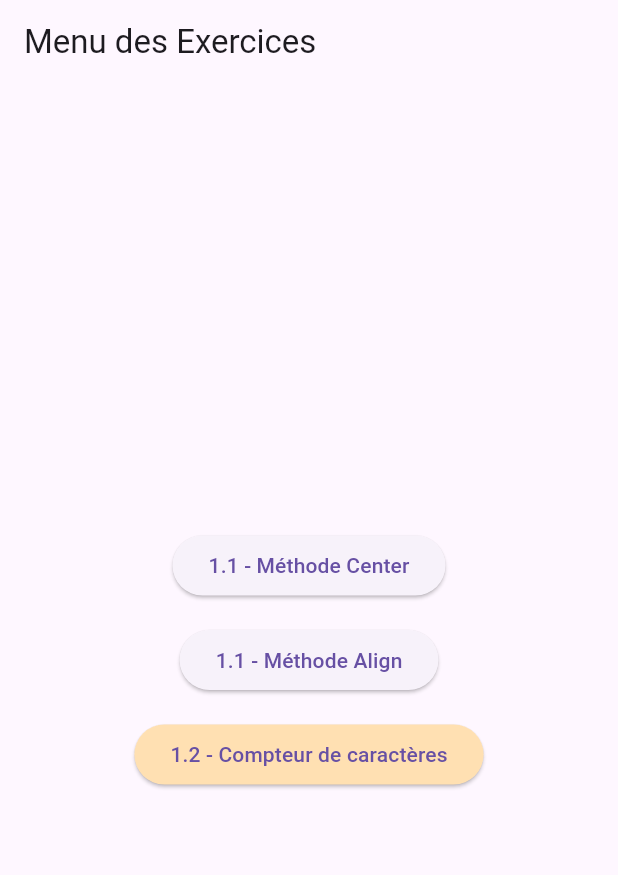
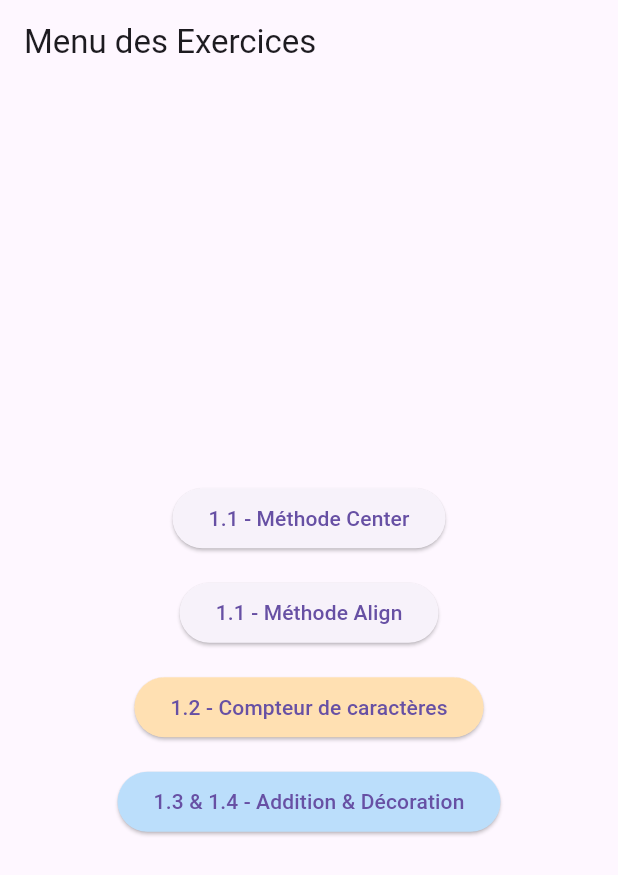
Before and after one commit to safidimijoro/flutter_exercices1-1, a Flutter app: the screen it shows after launch, on a phone screen of 412 x 824 dp. Shown: the top 875 px of the screen. Run offline on Flutter 3.47's test engine with Material 3 defaults, Android fonts, the phone set to English and light mode, and no system bars.

Commit message:
Projet terminé : Exercices 1.1 à 1.4 opérationnels

```diff
--- a/lib/main.dart
+++ b/lib/main.dart
@@ -2,6 +2,7 @@ import 'package:flutter/material.dart';
 import 'ex1_1_center.dart';
 import 'ex1_1_align.dart';
 import 'ex1_2_counter.dart';
+import 'ex1_3_4.dart';
 
 void main() =>
     runApp(MaterialApp(home: MyApp(), debugShowCheckedModeBanner: false));
@@ -15,7 +16,6 @@ class MyApp extends StatelessWidget {
         child: Column(
           mainAxisAlignment: MainAxisAlignment.center,
           children: [
-            // Bouton Exercice 1.1 - Méthode Center
             ElevatedButton(
               onPressed: () => Navigator.push(
                 context,
@@ -24,8 +24,6 @@ class MyApp extends StatelessWidget {
               child: Text("1.1 - Méthode Center"),
             ),
             SizedBox(height: 15),
-
-            // Bouton Exercice 1.1 - Méthode Align
             ElevatedButton(
               onPressed: () => Navigator.push(
                 context,
@@ -34,8 +32,6 @@ class MyApp extends StatelessWidget {
               child: Text("1.1 - Méthode Align"),
             ),
             SizedBox(height: 15),
-
-            // Bouton Exercice 1.2 - Compteur
             ElevatedButton(
               style: ElevatedButton.styleFrom(
                 backgroundColor: Colors.orange[100],
@@ -46,6 +42,18 @@ class MyApp extends StatelessWidget {
               ),
               child: Text("1.2 - Compteur de caractères"),
             ),
+            SizedBox(height: 15),
+            // BOUTON CORRIGÉ (Le nom LastExercises correspond au fichier ex1_3_4.dart)
+            ElevatedButton(
+              style: ElevatedButton.styleFrom(
+                backgroundColor: Colors.blue[100],
+              ),
+              onPressed: () => Navigator.push(
+                context,
+                MaterialPageRoute(builder: (_) => LastExercises()),
+              ),
+              child: Text("1.3 & 1.4 - Addition & Décoration"),
+            ),
           ],
         ),
       ),
```
Also changed, not shown: lib/ex1_3_4.dart (+4 -5 lines).
